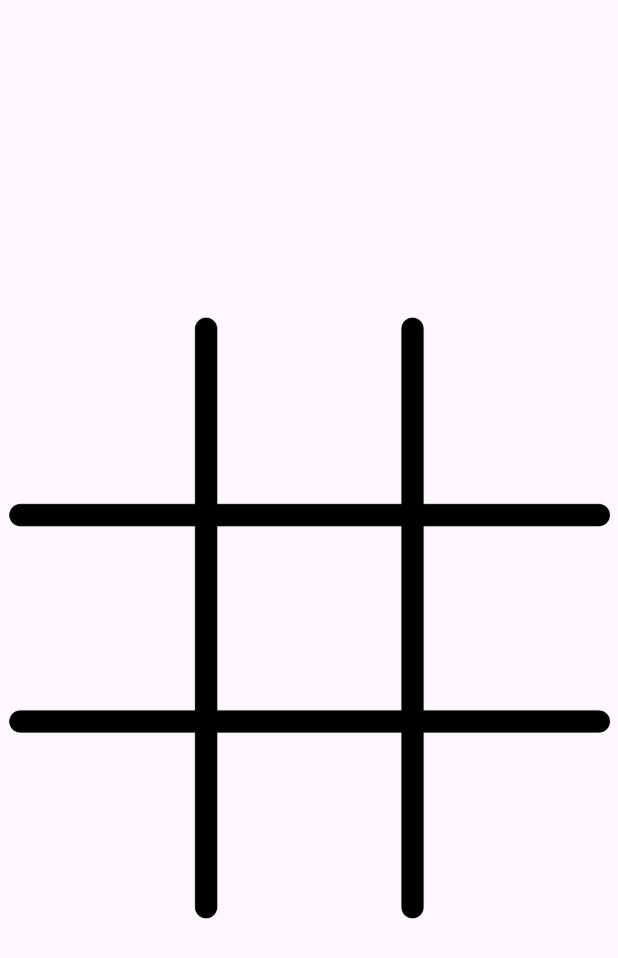
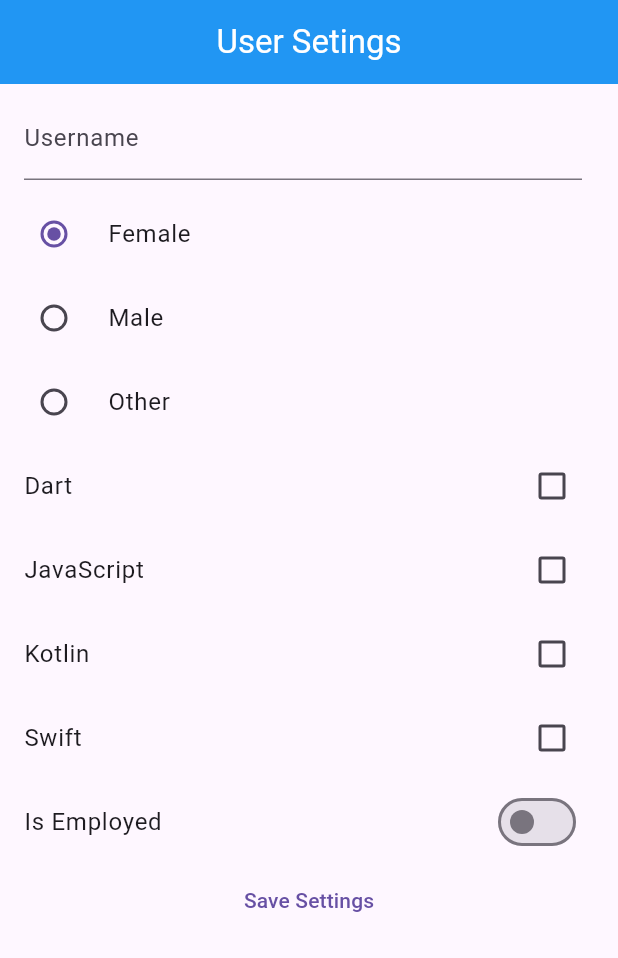
Before and after one commit to Gabbygabijo/30DaysOfFlutter, a Flutter app: the screen it shows after launch, on a phone screen of 412 x 824 dp. Shown: the top 958 px of the screen. Run offline on Flutter 3.47's test engine with Material 3 defaults, Android fonts, the phone set to English and light mode, and no system bars.

Commit message:
User data app

```diff
--- a/lib/main.dart
+++ b/lib/main.dart
@@ -1,6 +1,6 @@
+import 'package:aflutterapp/models.dart';
+import 'package:aflutterapp/perfrences_service.dart';
 import 'package:flutter/material.dart';
-import 'package:aflutterapp/board_tile.dart';
-import 'package:aflutterapp/tile_state.dart';
 
 void main() {
   runApp(const MyApp());
@@ -14,126 +14,137 @@ class MyApp extends StatefulWidget {
 }
 
 class _MyAppState extends State<MyApp> {
-  final navigtorKey = GlobalKey<NavigatorState>();
-  var _boardState = List.filled(9, TileState.EMPTY);
-  var _currentTurn = TileState.CROSS;
+  final _preferencesService = PreferencesService();
+
+  final _usernameController = TextEditingController();
+  var _selectedGender = Gender.FEMALE;
+  var _selectedLanguaes = <ProgrammingLanguage>{};
+  var _isEmployed = false;
 
   @override
+  void initState() {
+    super.initState();
+    _populateField();
+  }
+
+  void _populateField() async {
+    final settings = await _preferencesService.getSettings();
+    setState(() {
+      _usernameController.text = settings.username;
+      _selectedGender = settings.gender;
+      _selectedLanguaes = settings.programmingLanguages;
+      _isEmployed = settings.isEmployed;
+    });
+  }
+
   Widget build(BuildContext context) {
     return MaterialApp(
-      navigatorKey: navigtorKey,
       home: Scaffold(
-        body: Center(
-          child: Stack(
-            children: [Image.asset('images/board.png'), _boardTiles()],
+        appBar: AppBar(
+          title: const Text(
+            'User Setings',
+            textAlign: TextAlign.center,
           ),
+          backgroundColor: Colors.blue,
+          foregroundColor: Colors.white,
+          centerTitle: true,
+        ),
+        body: ListView(
+          children: [
+            ListTile(
+              title: TextField(
+                controller: _usernameController,
+                decoration: const InputDecoration(labelText: 'Username'),
+              ),
+            ),
+            RadioListTile(
+              title: const Text('Female'),
+              value: Gender.FEMALE,
+              groupValue: _selectedGender,
+              onChanged: (newValue) => setState(() {
+                _selectedGender = newValue!;
+              }),
+            ),
+            RadioListTile(
+              title: const Text('Male'),
+              value: Gender.MALE,
+              groupValue: _selectedGender,
+              onChanged: (newValue) => setState(() {
+                _selectedGender = newValue!;
+              }),
+            ),
+            RadioListTile(
+              title: const Text('Other'),
+              value: Gender.OTHER,
+              groupValue: _selectedGender,
+              onChanged: (newValue) => setState(() {
+                _selectedGender = newValue!;
+              }),
+            ),
+            CheckboxListTile(
+                title: const Text('Dart'),
+                value: _selectedLanguaes.contains(ProgrammingLanguage.DART),
+                onChanged: (_) {
+                  setState(() {
+                    _selectedLanguaes.contains(ProgrammingLanguage.DART)
+                        ? _selectedLanguaes.remove(ProgrammingLanguage.DART)
+                        : _selectedLanguaes.add(ProgrammingLanguage.DART);
+                  });
+                }),
+            CheckboxListTile(
+                title: const Text('JavaScript'),
+                value:
+                    _selectedLanguaes.contains(ProgrammingLanguage.JAVASCRIPT),
+                onChanged: (_) {
+                  setState(() {
+                    _selectedLanguaes.contains(ProgrammingLanguage.JAVASCRIPT)
+                        ? _selectedLanguaes
+                            .remove(ProgrammingLanguage.JAVASCRIPT)
+                        : _selectedLanguaes.add(ProgrammingLanguage.JAVASCRIPT);
+                  });
+                }),
+            CheckboxListTile(
+                title: const Text('Kotlin'),
+                value: _selectedLanguaes.contains(ProgrammingLanguage.KOTLIN),
+                onChanged: (_) {
+                  setState(() {
+                    _selectedLanguaes.contains(ProgrammingLanguage.KOTLIN)
+                        ? _selectedLanguaes.remove(ProgrammingLanguage.KOTLIN)
+                        : _selectedLanguaes.add(ProgrammingLanguage.KOTLIN);
+                  });
+                }),
+            CheckboxListTile(
+                title: const Text('Swift'),
+                value: _selectedLanguaes.contains(ProgrammingLanguage.SWIFT),
+                onChanged: (_) {
+                  setState(() {
+                    _selectedLanguaes.contains(ProgrammingLanguage.SWIFT)
+                        ? _selectedLanguaes.remove(ProgrammingLanguage.SWIFT)
+                        : _selectedLanguaes.add(ProgrammingLanguage.SWIFT);
+                  });
+                }),
+            SwitchListTile(
+              title: const Text('Is Employed'),
+              value: _isEmployed,
+              onChanged: (newValue) => setState(() {
+                _isEmployed = newValue;
+              }),
+            ),
+            TextButton(onPressed: _saveSettings, child: const Text('Save Settings'))
+          ],
         ),
       ),
     );
   }
 
-  Widget _boardTiles() {
-    return Builder(
-      builder: (context) {
-        final boardDimension = MediaQuery.of(context).size.width;
-        final tileDimension = boardDimension / 3;
-
-        return Container(
-          width: boardDimension,
-          height: boardDimension,
-          child: Column(
-            children: chunk(_boardState, 3).asMap().entries.map((entry) {
-              final chunkIndex = entry.key;
-              final tileStateChunk = entry.value;
-              return Row(
-                children: tileStateChunk.asMap().entries.map((innerEntry) {
-                  final innerIndex = innerEntry.key;
-                  final tileState = innerEntry.value;
-                  final tileIndex = (chunkIndex * 3) + innerIndex;
-                  return BoardTile(
-                    tileState: tileState,
-                    dimension: tileDimension,
-                    onPressed: () => _updateTileStateForIndex(tileIndex),
-                  );
-                }).toList(),
-              );
-            }).toList(),
-          ),
-        );
-      },
+  void _saveSettings() {
+    final newSettings = Settings(
+      username: _usernameController.text,
+      gender: _selectedGender,
+      programmingLanguages: _selectedLanguaes,
+      isEmployed: _isEmployed
     );
-  }
-
-  void _updateTileStateForIndex(int selectedIndex) {
-    if (_boardState[selectedIndex] == TileState.EMPTY) {
-      setState(() {
-        _boardState[selectedIndex] = _currentTurn;
-        _currentTurn = _currentTurn == TileState.CROSS
-            ? TileState.CIRCLE
-            : TileState.CROSS;
-      });
-      final winner = _findWinner();
-      if (winner != TileState.EMPTY) {
-        print('Winner is: $winner');
-        _showWinnerDialogue(winner);
-      }
-    }
-  }
-
-  TileState _findWinner() {
-    TileState winnerForMatch(int a, int b, int c) {
-      if (_boardState[a] != TileState.EMPTY &&
-          _boardState[a] == _boardState[b] &&
-          _boardState[b] == _boardState[c]) {
-        return _boardState[a];
-      }
-      return TileState.EMPTY;
-    }
-
-    final checks = [
-      winnerForMatch(0, 1, 2),
-      winnerForMatch(3, 4, 5),
-      winnerForMatch(6, 7, 8),
-      winnerForMatch(0, 3, 6),
-      winnerForMatch(1, 4, 7),
-      winnerForMatch(2, 5, 8),
-      winnerForMatch(0, 4, 8),
-      winnerForMatch(2, 4, 6),
-    ];
-
-    for (var check in checks) {
-      if (check != TileState.EMPTY) {
-        return check;
-      }
-    }
-    return TileState.EMPTY;
-  }
-
-  void _showWinnerDialogue(TileState tileState) {
-    final context = navigtorKey.currentState!.overlay!.context;
-    showDialog(
-        context: context,
-        builder: (_) {
-          return AlertDialog(
-            title: const Text('Winner'),
-            content: Image.asset(
-                tileState == TileState.CROSS ? 'images/x.png' : 'images/o.png'),
-            actions: [
-              TextButton(
-                  onPressed: () {
-                    _restartGame();
-                    Navigator.of(context).pop();
-                  },
-                  child: const Text('New Game'))
-            ],
-          );
-        });
-  }
-
-  void _restartGame() {
-    setState(() {
-      _boardState = List.filled(9, TileState.EMPTY);
-      _currentTurn = TileState.CROSS;
-    });
+    print(newSettings.username);
+    _preferencesService.saveSettings(newSettings);
   }
 }
```
